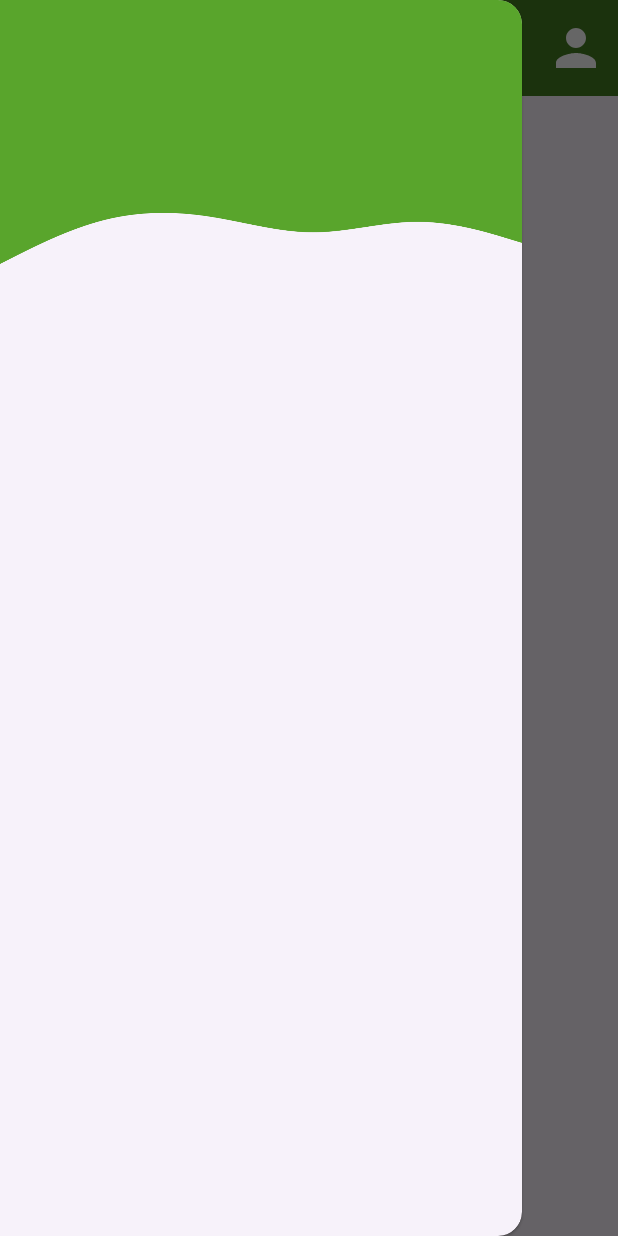
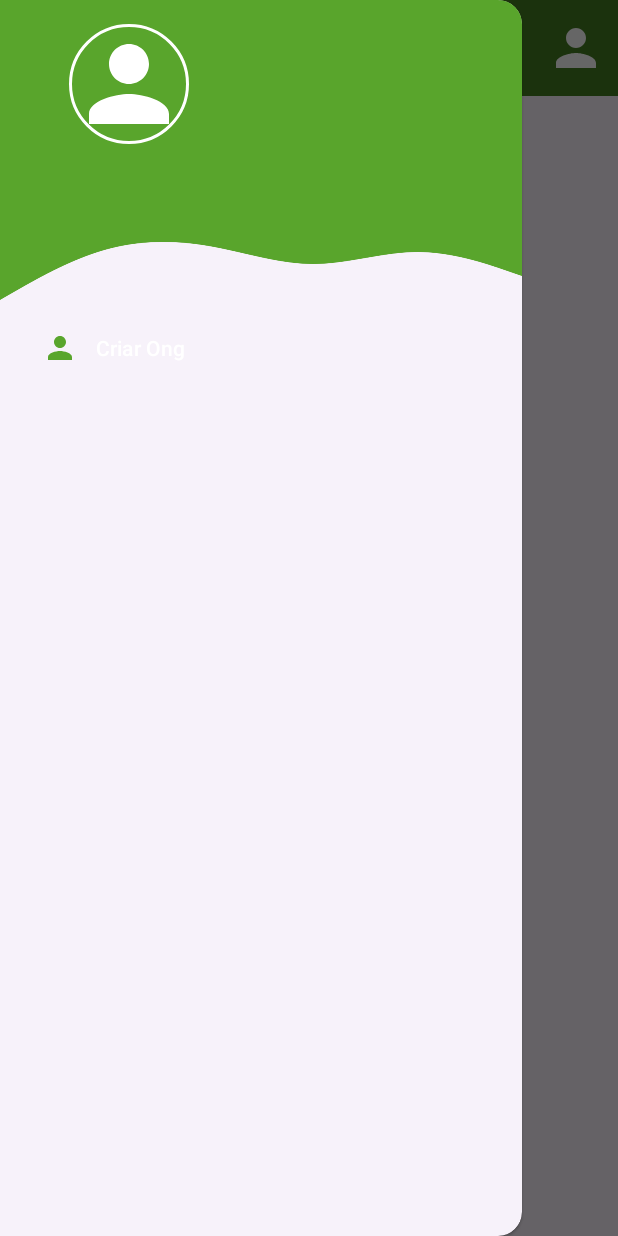
Before and after one commit to HanselVinicius/Vamos-Ajudar-App, an Android app: the screen it shows after launch (OngActivity), with the side drawer open, on a phone screen of 412 x 824 dp. Run offline under Robolectric (Android 15) with nearby library versions, the phone set to English and light mode, and no system bars; our stand-ins replace CircleImageView, Dagger/Hilt's generated code, Picasso; pictures from the network do not load; 4 statements that could not run were skipped.

Commit message:
continuado desenvolvimento da navigation view

```diff
--- a/app/build.gradle
+++ b/app/build.gradle
@@ -47,7 +47,7 @@ dependencies {
     implementation 'androidx.lifecycle:lifecycle-livedata-ktx:2.6.1'
     implementation 'androidx.lifecycle:lifecycle-viewmodel-ktx:2.6.1'
     implementation 'com.google.android.material:material:1.3.0-alpha03'
-
+    implementation 'de.hdodenhof:circleimageview:3.1.0'
     implementation 'org.jetbrains.kotlin:kotlin-stdlib-jdk8:1.8.0'
 
     //picasso
--- a/app/src/main/java/br/got/vamosajudar/view/activity/OngActivity.java
+++ b/app/src/main/java/br/got/vamosajudar/view/activity/OngActivity.java
@@ -23,6 +23,7 @@ import android.view.Gravity;
 import android.view.MenuItem;
 import android.view.View;
 import android.widget.ImageView;
+import android.widget.TextView;
 
 import com.google.android.material.navigation.NavigationView;
 
@@ -69,6 +70,8 @@ public class OngActivity extends AppCompatActivity implements NavigationView.OnN
     private String token;
 
     private  NavigationView navigationView;
+
+    private View headerView;
     public static final String INTENT_TOKEN_ONG_REGISTER_ACTIVITY = "INTENT_TOKEN_REGISTER_ONG_ACTIVITY";
 
     @Override
@@ -119,10 +122,12 @@ public class OngActivity extends AppCompatActivity implements NavigationView.OnN
     );
 
     private void updateInterfaceOnToken(){
+        navigationView.setVisibility(View.VISIBLE);
+        ImageView headerImage = headerView.findViewById(R.id.profile_image);
+        TextView headerUsrName = headerView.findViewById(R.id.header_usr_name);
+        headerUsrName.setText("OBOA NOITE");
         this.user_icon.setOnClickListener(
-                v->{
-                    navigationView.setVisibility(View.VISIBLE);
-                }
+                v->{}
         );
     }
 
@@ -150,6 +155,7 @@ public class OngActivity extends AppCompatActivity implements NavigationView.OnN
 
     private void initDrawer(DrawerLayout drawerLayout) {
         navigationView = binding.navView;
+        headerView = navigationView.getHeaderView(0);
         ActionBarDrawerToggle toggle = new ActionBarDrawerToggle(this,drawerLayout,toolbar,
                 R.string.nav_open,R.string.nav_close);
         drawerLayout.addDrawerListener(toggle);
--- a/app/src/main/res/layout/activity_ong.xml
+++ b/app/src/main/res/layout/activity_ong.xml
@@ -76,6 +76,7 @@
         app:headerLayout="@layout/nav_header"
         app:itemIconTint="@color/primary_green"
         app:itemTextColor="@color/white"
+        app:menu="@menu/drawer_menu"
         android:visibility="gone"
         />
 
--- a/app/src/main/res/layout/nav_header.xml
+++ b/app/src/main/res/layout/nav_header.xml
@@ -1,35 +1,38 @@
 <?xml version="1.0" encoding="utf-8"?>
-<LinearLayout
+<androidx.constraintlayout.widget.ConstraintLayout
     xmlns:android="http://schemas.android.com/apk/res/android"
-    android:orientation="vertical"
+    xmlns:app="http://schemas.android.com/apk/res-auto"
+    xmlns:tools="http://schemas.android.com/tools"
     android:layout_width="match_parent"
-    android:layout_height="176dp"
-    android:gravity="bottom"
-    android:padding="16dp"
-    android:theme="@style/ThemeOverlay.AppCompat.Dark"
-    android:background="@drawable/fundo_side_menu"
-    >
+    android:layout_height="200dp"
+    android:background="@drawable/fundo_side_menu">
 
-<!--    <ImageView-->
-<!--        android:layout_width="wrap_content"-->
-<!--        android:layout_height="wrap_content"-->
-<!--        android:src="@drawable/aklogo"/>-->
+    <de.hdodenhof.circleimageview.CircleImageView
+        android:id="@+id/profile_image"
+        android:layout_width="80dp"
+        android:layout_height="80dp"
+        android:layout_marginTop="16dp"
+        android:src="@drawable/user_ic"
+        app:civ_border_color="@color/white"
+        app:civ_border_width="2dp"
+        app:layout_constraintEnd_toEndOf="parent"
+        app:layout_constraintHorizontal_bias="0.171"
+        app:layout_constraintStart_toStartOf="parent"
+        app:layout_constraintTop_toTopOf="parent" />
 
     <TextView
+        android:id="@+id/header_usr_name"
         android:layout_width="wrap_content"
         android:layout_height="wrap_content"
         android:text=""
         android:textColor="@color/white"
-        android:textStyle="bold"/>
-
-    <TextView
-        android:layout_width="wrap_content"
-        android:layout_height="wrap_content"
-        android:text=""
-        android:textColor="@color/white"
-        android:textSize="14sp"
-        android:layout_marginBottom="16dp"/>
+        android:textStyle="bold"
+        app:layout_constraintBottom_toBottomOf="@+id/profile_image"
+        app:layout_constraintEnd_toEndOf="parent"
+        app:layout_constraintHorizontal_bias="0.306"
+        app:layout_constraintStart_toEndOf="@+id/profile_image"
+        app:layout_constraintTop_toTopOf="parent"
+        app:layout_constraintVertical_bias="0.623" />
 
 
-
-</LinearLayout>
+</androidx.constraintlayout.widget.ConstraintLayout>
--- a/app/src/main/res/menu/drawer_menu.xml
+++ b/app/src/main/res/menu/drawer_menu.xml
@@ -4,10 +4,10 @@
     xmlns:tools="http://schemas.android.com/tools"
     tools:showIn = "navigation_view">
 
-    <group
-        android:checkableBehavior="single">
-
-    </group>
+    <item
+        android:id="@+id/createOng"
+        android:icon="@drawable/user_ic"
+        android:title="Criar Ong"/>
 
 
 
```
